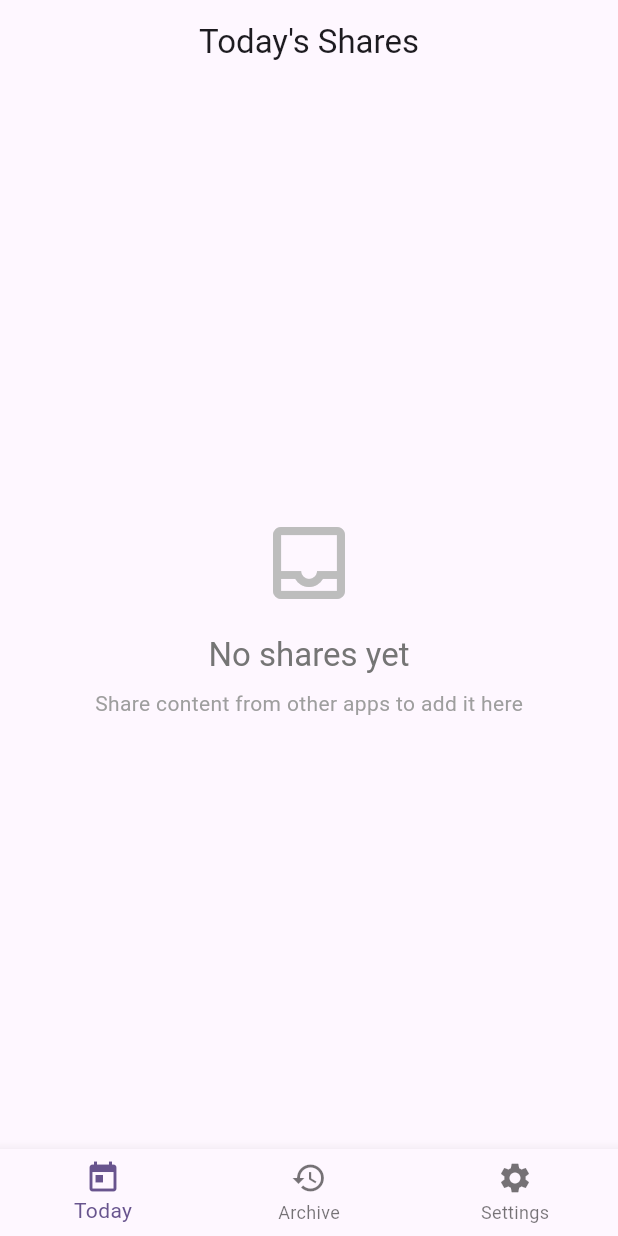
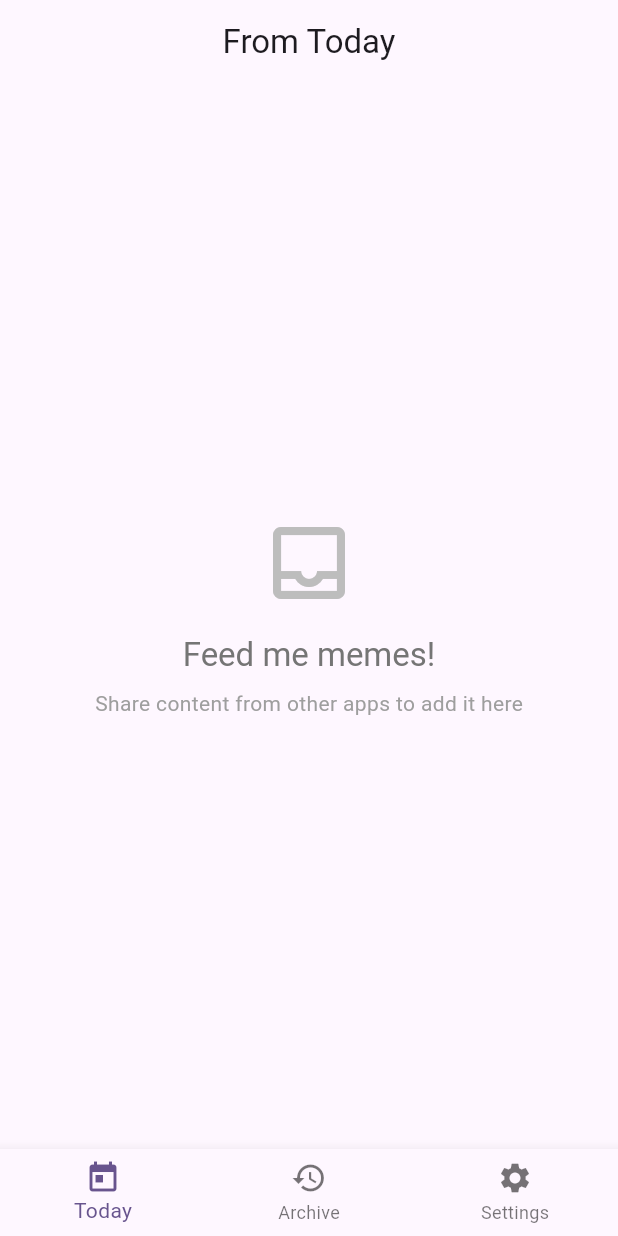
Before and after one commit to Richardv10/have_you_seen_this, a Flutter app: the screen it shows after launch, after a tap on "Get Started", on a phone screen of 412 x 824 dp. Run offline on Flutter 3.47's test engine with Material 3 defaults, Android fonts, the phone set to English and light mode, and no system bars; our stand-ins replace share_plus, shared_preferences.

Commit message:
added welcome screen and created rotating dialogue for home screen

```diff
--- a/seen_this/lib/screens/settings_screen.dart
+++ b/seen_this/lib/screens/settings_screen.dart
@@ -56,7 +56,7 @@ class SettingsScreen extends StatelessWidget {
           const SizedBox(height: 12),
           ListTile(
             title: const Text('seen_this'),
-            subtitle: const Text('v1.0.0'),
+            subtitle: const Text('v1.0.0-beta'),
             leading: const Icon(Icons.info_outline),
           ),
           const Divider(),
--- a/seen_this/lib/screens/today_screen.dart
+++ b/seen_this/lib/screens/today_screen.dart
@@ -1,11 +1,38 @@
 import 'package:flutter/material.dart';
 import 'package:provider/provider.dart';
+import 'dart:math';
 import '../providers/collections_notifier.dart';
 import '../widgets/content_card.dart';
 
 /// Screen displaying today's shared content
-class TodayScreen extends StatelessWidget {
+class TodayScreen extends StatefulWidget {
   const TodayScreen({super.key});
+
+  @override
+  State<TodayScreen> createState() => _TodayScreenState();
+}
+
+class _TodayScreenState extends State<TodayScreen> {
+  late String _randomPhrase;
+
+  static const List<String> _phrases = [
+    'Feed me memes!',
+    'I\'m content just sat here, get it?',
+    'I\'m sure it\'s super important',
+    'Show me what you got!',
+    'Send to lovers, send to haters',
+    'Got anything good today?',
+    'This isn\'t going to everybody, right?',
+    'Yes, yes I can\'t believe it either',
+    'What you got for me?',
+    'Make my day baby!',
+  ];
+
+  @override
+  void initState() {
+    super.initState();
+    _randomPhrase = _phrases[Random().nextInt(_phrases.length)];
+  }
 
   @override
   Widget build(BuildContext context) {
@@ -16,7 +43,7 @@ class TodayScreen extends StatelessWidget {
 
         return Scaffold(
           appBar: AppBar(
-            title: const Text('Today\'s Shares'),
+            title: const Text('From Today'),
             elevation: 0,
             centerTitle: true,
           ),
@@ -32,7 +59,7 @@ class TodayScreen extends StatelessWidget {
                       ),
                       const SizedBox(height: 16),
                       Text(
-                        'No shares yet',
+                        _randomPhrase,
                         style: Theme.of(context).textTheme.titleLarge?.copyWith(
                               color: Colors.grey[600],
                             ),
--- a/seen_this/lib/screens/welcome_screen.dart
+++ b/seen_this/lib/screens/welcome_screen.dart
@@ -34,7 +34,7 @@ class WelcomeScreen extends StatelessWidget {
               const SizedBox(height: 24),
               // Title
               Text(
-                'Welcome to Have You Seen This?',
+                'Welcome to: Have You Seen This?',
                 style: Theme.of(context).textTheme.headlineMedium?.copyWith(
                       fontWeight: FontWeight.bold,
                     ),
@@ -43,7 +43,7 @@ class WelcomeScreen extends StatelessWidget {
               const SizedBox(height: 16),
               // Description
               Text(
-                'Keep track of content your friends share with you',
+                'Keep track of stuff you want to share later',
                 style: Theme.of(context).textTheme.bodyLarge?.copyWith(
                       color: Colors.grey,
                     ),
@@ -54,13 +54,13 @@ class WelcomeScreen extends StatelessWidget {
               _InfoTile(
                 icon: Icons.share,
                 title: 'Share Content',
-                description: 'Use your phone\'s share menu to send content to this app',
+                description: 'Select the app from your phones share menu',
               ),
               const SizedBox(height: 16),
               _InfoTile(
                 icon: Icons.calendar_today,
                 title: 'Organize by Day',
-                description: 'All shared content is organized into daily collections',
+                description: 'All content is organized into daily collections',
               ),
               const SizedBox(height: 16),
               _InfoTile(
@@ -72,7 +72,7 @@ class WelcomeScreen extends StatelessWidget {
               _InfoTile(
                 icon: Icons.share_rounded,
                 title: 'Share Again',
-                description: 'Easily reshare your saved items with others',
+                description: 'Easily re-share and group share',
               ),
               const Spacer(),
               // Get Started Button
--- a/seen_this/pubspec.yaml
+++ b/seen_this/pubspec.yaml
@@ -2,7 +2,7 @@ name: seen_this
 description: "A Flutter app for organizing shared content."
 publish_to: 'none'
 
-version: 1.0.0+1
+version: 1.0.0-beta+2
 
 environment:
   sdk: ^3.10.4
```
Also changed, not shown: seen_this/lib/services/mobile_share_intent_handler.dart (+23 -5 lines), seen_this/lib/widgets/content_card.dart (+50 -30 lines).
